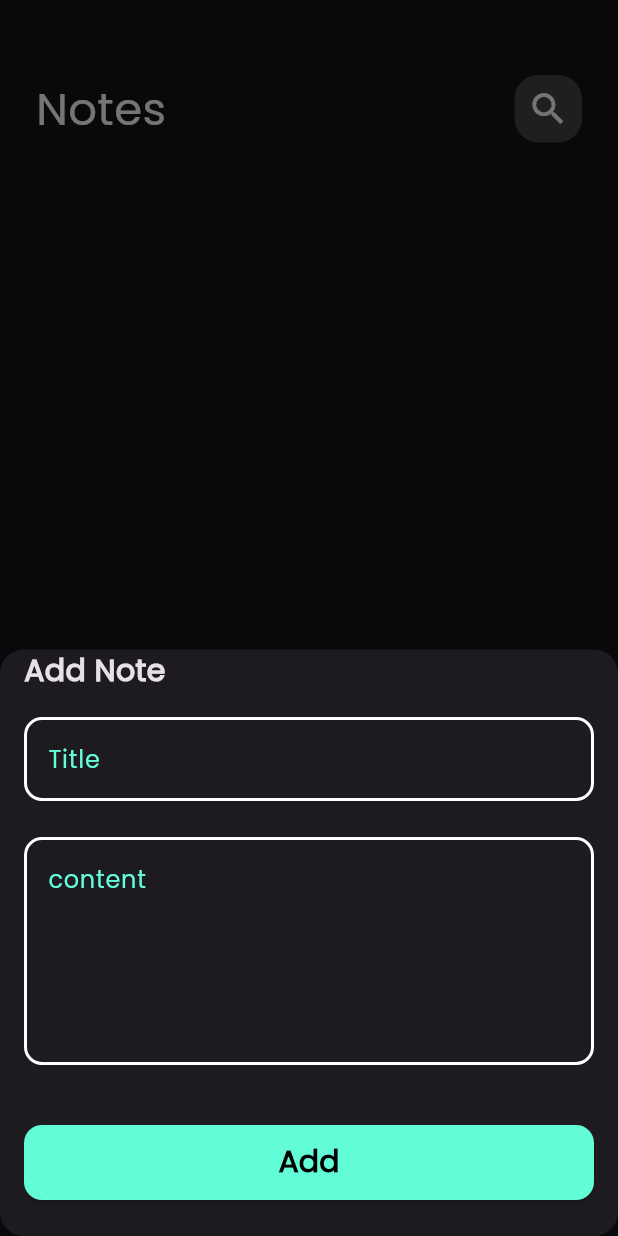
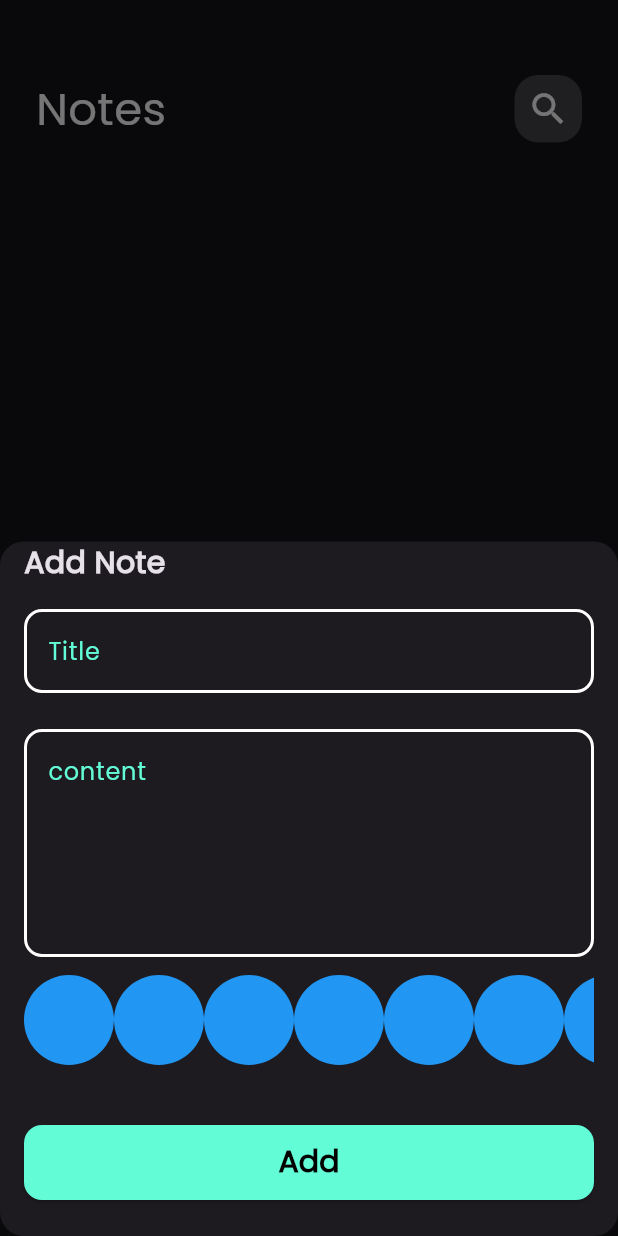
Before and after one commit to MoustafaAbdelrahimGaallouss/notes_app, a Flutter app: the screen it shows after launch, after a tap on the "add" icon, on a phone screen of 412 x 824 dp. Run offline on Flutter 3.47's test engine with Material 3 defaults, Android fonts, the phone set to English and light mode, and no system bars; our stand-ins replace bloc, flutter_bloc, font_awesome_flutter, hive, hive_flutter; accounts and stored records are empty.

Commit message:
finish edit note screen and create color list view part1

```diff
--- a/lib/models/note_model.dart
+++ b/lib/models/note_model.dart
@@ -4,13 +4,13 @@ part 'note_model.g.dart';
 @HiveType(typeId: 0)
 class NoteModel extends HiveObject{
   @HiveField(0)
-  final String title;
+   String title;
   @HiveField(1)
-  final String content;
+   String content;
   @HiveField(2)
   final String date;
   @HiveField(3)
-  final int color;
+   int color;
 
   NoteModel(
       {required this.title,
--- a/lib/views/notes_view.dart
+++ b/lib/views/notes_view.dart
@@ -1,7 +1,5 @@
 import 'package:flutter/material.dart';
-import 'package:flutter_bloc/flutter_bloc.dart';
 import 'package:note_app/constants.dart';
-import 'package:note_app/cubits/notes_cubit/notes_cubit.dart';
 import 'package:note_app/views/widget/add_note_button_sheet.dart';
 
 import 'package:note_app/views/widget/notes_view_body.dart';
--- a/lib/views/widget/Custom_app_bar.dart
+++ b/lib/views/widget/Custom_app_bar.dart
@@ -4,10 +4,13 @@ import 'package:note_app/views/widget/custom_search_icon.dart';
 class customAppBar extends StatelessWidget {
   const customAppBar({
     super.key,
-    required this.title, required this.icon,
+    required this.title,
+    required this.icon,
+    this.onPressed,
   });
   final String title;
   final IconData icon;
+  final void Function()? onPressed;
   @override
   Widget build(BuildContext context) {
     return Row(
@@ -20,7 +23,8 @@ class customAppBar extends StatelessWidget {
             fontSize: 30,
           ),
         ),
-        customSearchIcon(
+        customIcon(
+          onPressed: onPressed,
           icon: icon,
         )
       ],
--- a/lib/views/widget/add_note_form.dart
+++ b/lib/views/widget/add_note_form.dart
@@ -3,9 +3,9 @@ import 'package:flutter_bloc/flutter_bloc.dart';
 import 'package:intl/intl.dart';
 import 'package:note_app/cubits/add_note_cubite/add_note_cubit_cubit.dart';
 import 'package:note_app/models/note_model.dart';
+import 'package:note_app/views/widget/color_list_vies.dart';
 import 'package:note_app/views/widget/custom_button.dart';
 import 'package:note_app/views/widget/custom_text_field.dart';
-import 'package:intl/intl.dart';
 
 class addNoteForm extends StatefulWidget {
   const addNoteForm({
@@ -56,6 +56,10 @@ class _addNoteFormState extends State<addNoteForm> {
             },
           ),
           const SizedBox(
+            height: 12,
+          ),
+          colorsListView(),
+          const SizedBox(
             height: 40,
           ),
           BlocBuilder<AddNoteCubit, AddNoteState>(
--- /dev/null
+++ b/lib/views/widget/color_list_vies.dart
@@ -0,0 +1,31 @@
+import 'package:flutter/material.dart';
+
+class colorItem extends StatelessWidget {
+  const colorItem({super.key});
+
+  @override
+  Widget build(BuildContext context) {
+    return const CircleAvatar(
+      radius: 30,
+      backgroundColor: Colors.blue,
+    );
+  }
+}
+
+class colorsListView extends StatelessWidget {
+  const colorsListView({super.key});
+
+  @override
+  Widget build(BuildContext context) {
+    return SizedBox(
+      height: 30 * 2,
+      child: ListView.builder(
+        scrollDirection: Axis.horizontal,
+        itemCount: 10, // Example count, adjust as needed
+        itemBuilder: (context, index) {
+          return const colorItem();
+        },
+      ),
+    );
+  }
+}
--- a/lib/views/widget/custom_search_icon.dart
+++ b/lib/views/widget/custom_search_icon.dart
@@ -1,10 +1,13 @@
 import 'package:flutter/material.dart';
 
-class customSearchIcon extends StatelessWidget {
-   const customSearchIcon({
-    super.key, required this.icon,
+class customIcon extends StatelessWidget {
+  const customIcon({
+    super.key,
+    required this.icon,
+    this.onPressed,
   });
   final IconData icon;
+  final void Function()? onPressed;
 
   @override
   Widget build(BuildContext context) {
@@ -15,11 +18,13 @@ class customSearchIcon extends StatelessWidget {
           color: Colors.white.withOpacity(0.2),
           borderRadius: BorderRadius.circular(16)),
       child: Center(
-        child: Icon(
-          icon,
-          color: Colors.white,
-          size: 28,
-        ),
+        child: IconButton(
+            onPressed: onPressed,
+            icon: Icon(
+              icon,
+              color: Colors.white,
+              size: 28,
+            )),
       ),
     );
   }
--- a/lib/views/widget/custom_text_field.dart
+++ b/lib/views/widget/custom_text_field.dart
@@ -3,14 +3,16 @@ import 'package:note_app/constants.dart';
 
 class CustomTextField extends StatelessWidget {
   const CustomTextField(
-      {super.key, required this.hintText, this.maxLines = 1, this.onSaved});
+      {super.key, required this.hintText, this.maxLines = 1, this.onSaved, this.onChanged});
 
   final String hintText;
   final int maxLines;
   final void Function(String?)? onSaved;
+ final void Function(String)? onChanged;
   @override
   Widget build(BuildContext context) {
     return TextFormField(
+      onChanged: onChanged ,
       onSaved: onSaved,
       validator: (value) {
         if (value?.isEmpty ?? true) {
```
Also changed, not shown: lib/views/edit_note_view.dart (+4 -3 lines), lib/views/widget/edit_note_view_body.dart (+25 -4 lines), lib/views/widget/single_note_item.dart (+14 -3 lines).
